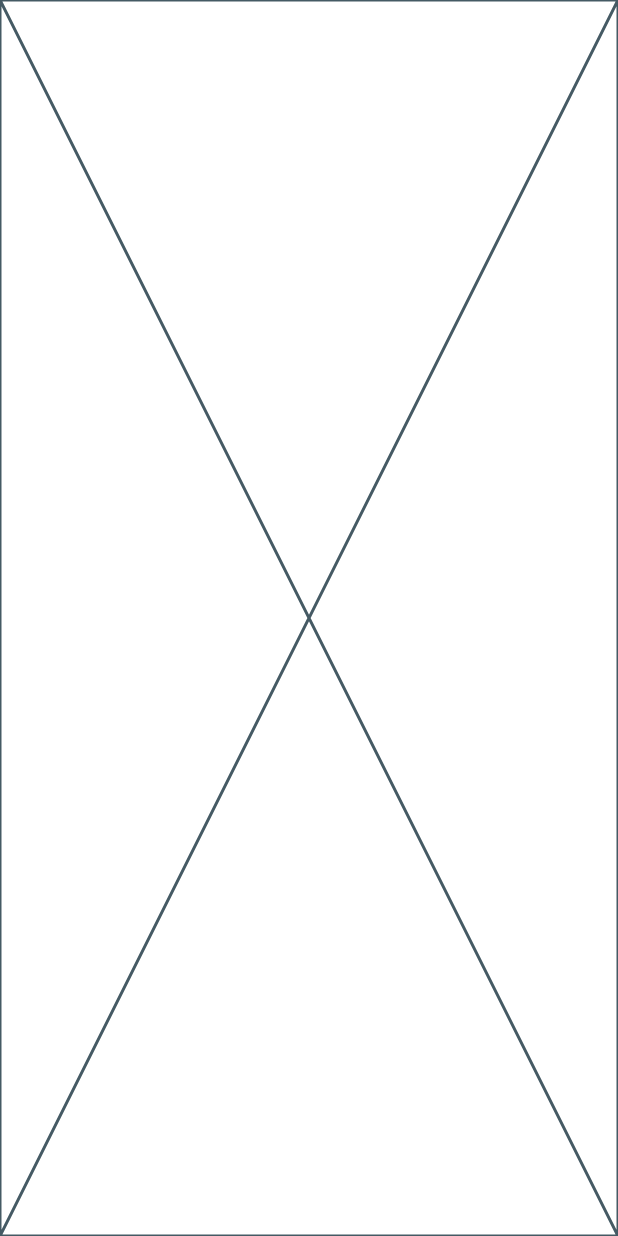
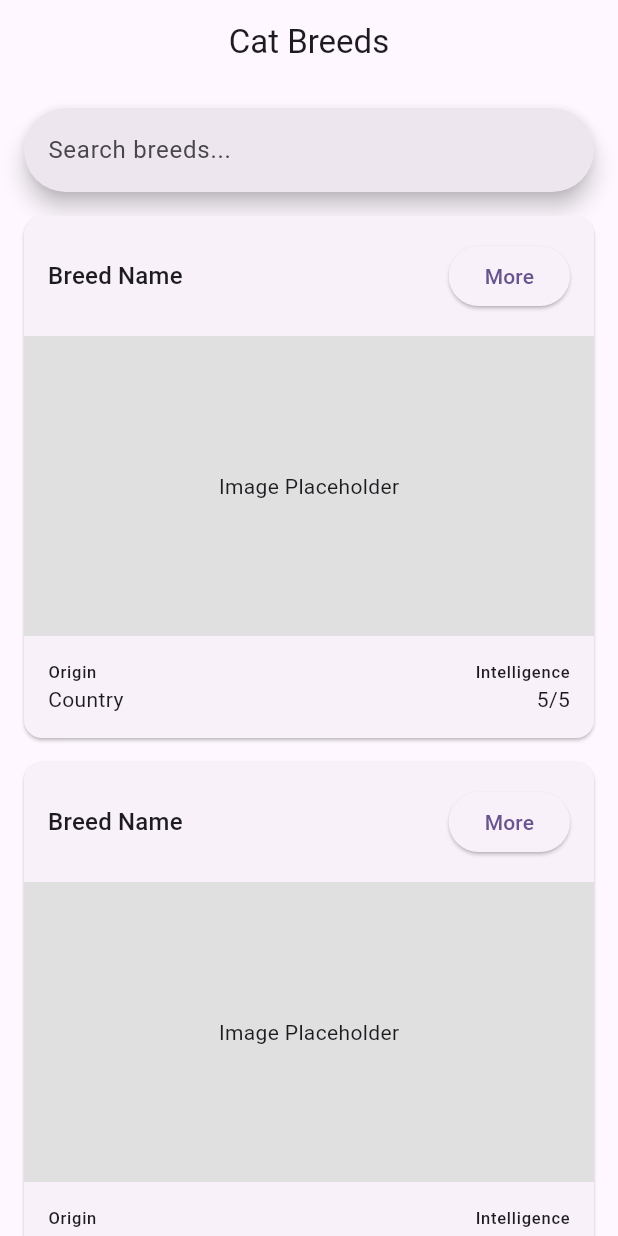
Before and after one commit to colbapnauj/pragma_test, a Flutter app: the screen it shows after launch, on a phone screen of 412 x 824 dp. Run offline on Flutter 3.47's test engine with Material 3 defaults, Android fonts, the light colour scheme and no system bars; our stand-ins replace dio, go_router.

Commit message:
Implementa diseño de home con listado de razas

```diff
--- a/lib/core/constants/app_routes.dart
+++ b/lib/core/constants/app_routes.dart
@@ -3,4 +3,7 @@ class AppRoutes {
 
   static const String splash = '/';
   static const String home = '/home';
+  static const String breedDetail = '/breed/:id';
+
+  static String breedDetailPath(String id) => '/breed/$id';
 }
--- a/lib/core/routing/app_router.dart
+++ b/lib/core/routing/app_router.dart
@@ -1,5 +1,6 @@
 import 'package:go_router/go_router.dart';
 
+import '../../views/cat_breed_detail_view.dart';
 import '../../views/cat_breeds_list_view.dart';
 import '../../views/splash_view.dart';
 import '../constants/app_routes.dart';
@@ -18,6 +19,13 @@ class AppRouter {
         path: AppRoutes.home,
         builder: (context, state) => const CatBreedsListView(),
       ),
+      GoRoute(
+        path: AppRoutes.breedDetail,
+        builder: (context, state) {
+          final id = state.pathParameters['id'] ?? '';
+          return CatBreedDetailView(breedId: id);
+        },
+      ),
     ],
   );
 }
--- a/lib/data/dtos/cat_breed_dto.dart
+++ b/lib/data/dtos/cat_breed_dto.dart
@@ -2,20 +2,32 @@ class CatBreedDto {
   const CatBreedDto({
     required this.id,
     required this.name,
+    this.origin,
+    this.intelligence,
+    this.referenceImageId,
   });
 
   factory CatBreedDto.fromJson(Map<String, dynamic> json) {
     return CatBreedDto(
       id: json['id'] as String,
       name: json['name'] as String,
+      origin: json['origin'] as String?,
+      intelligence: json['intelligence'] as int?,
+      referenceImageId: json['reference_image_id'] as String?,
     );
   }
 
   final String id;
   final String name;
+  final String? origin;
+  final int? intelligence;
+  final String? referenceImageId;
 
   Map<String, dynamic> toJson() => {
         'id': id,
         'name': name,
+        'origin': origin,
+        'intelligence': intelligence,
+        'reference_image_id': referenceImageId,
       };
 }
--- a/lib/data/entities/cat_breed.dart
+++ b/lib/data/entities/cat_breed.dart
@@ -2,8 +2,21 @@ class CatBreed {
   const CatBreed({
     required this.id,
     required this.name,
+    required this.origin,
+    required this.intelligence,
+    required this.referenceImageId,
   });
 
   final String id;
   final String name;
+  final String origin;
+  final int intelligence;
+  final String? referenceImageId;
+
+  String get imageUrl {
+    if (referenceImageId == null || referenceImageId!.isEmpty) {
+      return '';
+    }
+    return 'https://cdn2.thecatapi.com/images/$referenceImageId.jpg';
+  }
 }
--- a/lib/data/mappers/cat_breed_mapper.dart
+++ b/lib/data/mappers/cat_breed_mapper.dart
@@ -8,6 +8,9 @@ class CatBreedMapper {
     return CatBreed(
       id: dto.id,
       name: dto.name,
+      origin: dto.origin ?? '',
+      intelligence: dto.intelligence ?? 0,
+      referenceImageId: dto.referenceImageId,
     );
   }
 }
--- /dev/null
+++ b/lib/views/cat_breed_detail_view.dart
@@ -0,0 +1,19 @@
+import 'package:flutter/material.dart';
+
+class CatBreedDetailView extends StatelessWidget {
+  const CatBreedDetailView({super.key, required this.breedId});
+
+  final String breedId;
+
+  @override
+  Widget build(BuildContext context) {
+    return Scaffold(
+      appBar: AppBar(
+        title: const Text('Breed Detail'),
+      ),
+      body: const Center(
+        child: Text('Breed detail placeholder'),
+      ),
+    );
+  }
+}
--- a/lib/views/cat_breeds_list_view.dart
+++ b/lib/views/cat_breeds_list_view.dart
@@ -1,6 +1,7 @@
 import 'package:flutter/material.dart';
 
 import '../viewmodels/cat_breeds_list_view_model.dart';
+import 'widgets/cat_breed_card.dart';
 
 class CatBreedsListView extends StatelessWidget {
   const CatBreedsListView({super.key, this.viewModel});
@@ -9,7 +10,33 @@ class CatBreedsListView extends StatelessWidget {
 
   @override
   Widget build(BuildContext context) {
-    // TODO: implementar UI de listado de razas de gato.
-    return const Placeholder();
+    return Scaffold(
+      appBar: AppBar(
+        title: const Text('Cat Breeds'),
+        centerTitle: true,
+      ),
+      body: Column(
+        children: [
+          Padding(
+            padding: const EdgeInsets.all(16.0),
+            child: SearchBar(
+              hintText: 'Search breeds...',
+              onChanged: (value) {
+                // TODO: implementar búsqueda
+              },
+            ),
+          ),
+          Expanded(
+            child: ListView.builder(
+              padding: const EdgeInsets.symmetric(horizontal: 16.0),
+              itemCount: 10,
+              itemBuilder: (context, index) {
+                return const CatBreedCard();
+              },
+            ),
+          ),
+        ],
+      ),
+    );
   }
 }
--- /dev/null
+++ b/lib/views/widgets/cat_breed_card.dart
@@ -0,0 +1,83 @@
+import 'package:flutter/material.dart';
+
+class CatBreedCard extends StatelessWidget {
+  const CatBreedCard({super.key});
+
+  @override
+  Widget build(BuildContext context) {
+    return Card(
+      margin: const EdgeInsets.only(bottom: 16.0),
+      child: Column(
+        crossAxisAlignment: CrossAxisAlignment.start,
+        children: [
+          Padding(
+            padding: const EdgeInsets.all(16.0),
+            child: Row(
+              mainAxisAlignment: MainAxisAlignment.spaceBetween,
+              children: [
+                Expanded(
+                  child: Text(
+                    'Breed Name',
+                    style: Theme.of(context).textTheme.titleMedium,
+                  ),
+                ),
+                ElevatedButton(
+                  onPressed: () {
+                    // TODO: navegar a detalle
+                  },
+                  child: const Text('More'),
+                ),
+              ],
+            ),
+          ),
+          Container(
+            width: double.infinity,
+            height: 200,
+            color: Colors.grey[300],
+            child: const Center(
+              child: Text('Image Placeholder'),
+            ),
+          ),
+          Padding(
+            padding: const EdgeInsets.all(16.0),
+            child: Row(
+              mainAxisAlignment: MainAxisAlignment.spaceBetween,
+              children: [
+                Expanded(
+                  child: Column(
+                    crossAxisAlignment: CrossAxisAlignment.start,
+                    children: [
+                      Text(
+                        'Origin',
+                        style: Theme.of(context).textTheme.labelSmall,
+                      ),
+                      Text(
+                        'Country',
+                        style: Theme.of(context).textTheme.bodyMedium,
+                      ),
+                    ],
+                  ),
+                ),
+                Expanded(
+                  child: Column(
+                    crossAxisAlignment: CrossAxisAlignment.end,
+                    children: [
+                      Text(
+                        'Intelligence',
+                        style: Theme.of(context).textTheme.labelSmall,
+                      ),
+                      Text(
+                        '5/5',
+                        style: Theme.of(context).textTheme.bodyMedium,
+                      ),
+                    ],
+                  ),
+                ),
+              ],
+            ),
+          ),
+        ],
+      ),
+    );
+  }
+}
```
